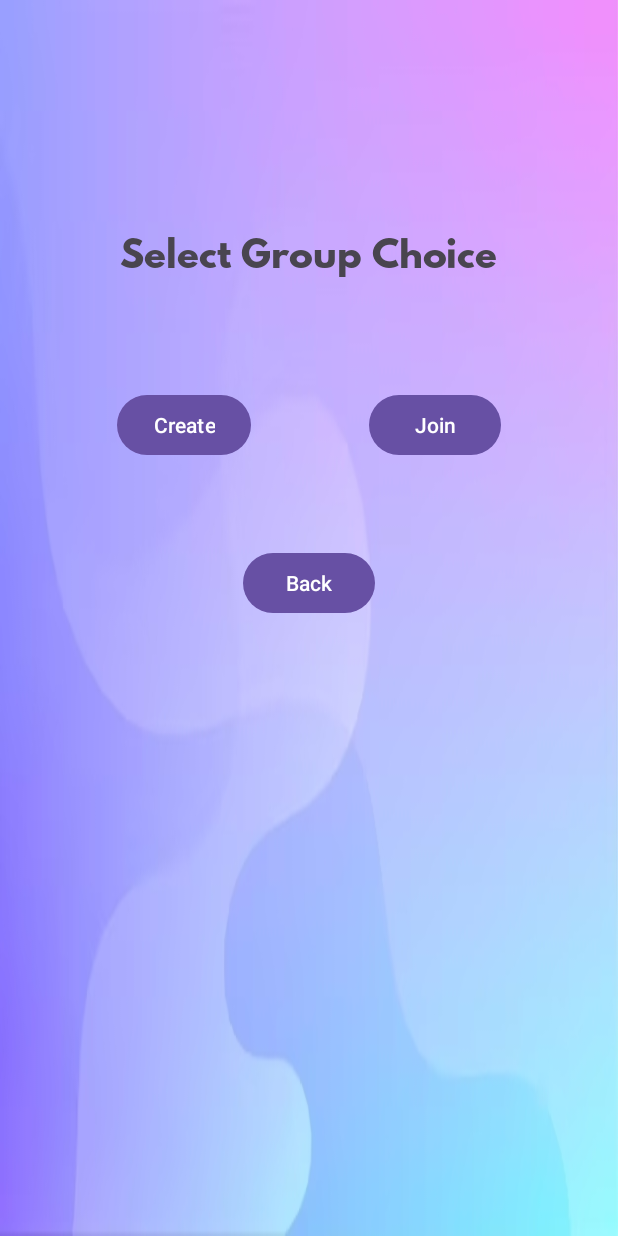
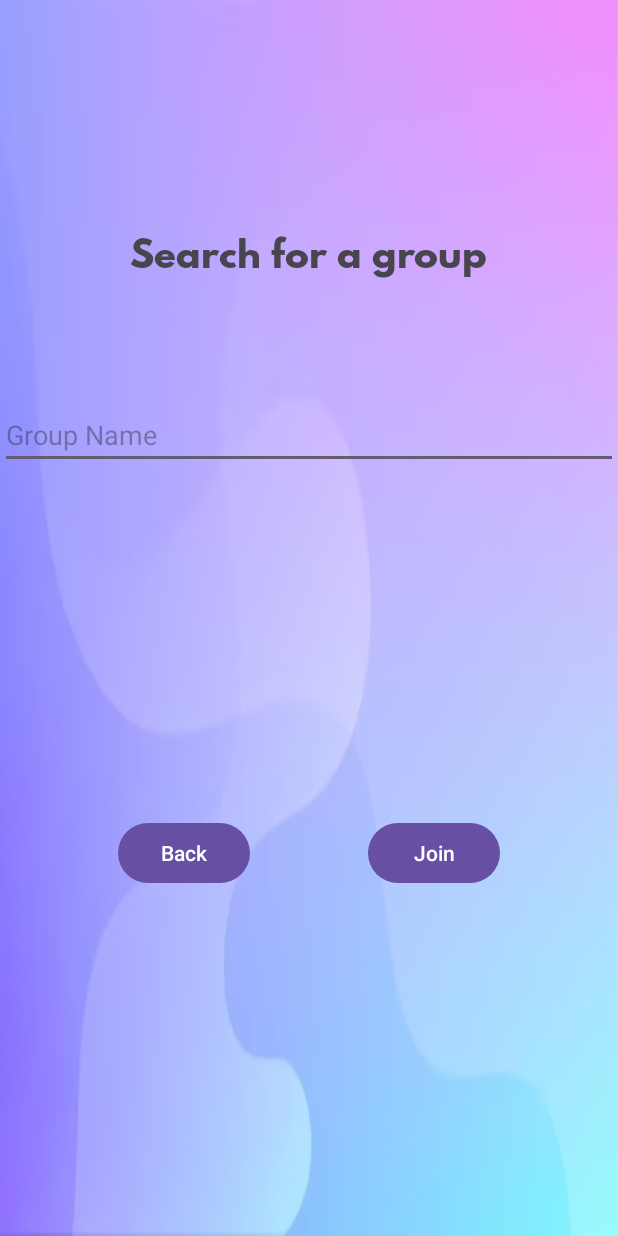
Before and after one commit to Alexhamilton1221/Personal_Finance_Project, an Android app: the ManageGroupActivity screen opened directly, with no data from a screen before it, after a tap on "Join", on a phone screen of 412 x 824 dp. Run offline under Robolectric (Android 15) with nearby library versions, the phone set to English and light mode, and no system bars.

Commit message:
Add Join Group.

```diff
--- /dev/null
+++ b/app/src/main/java/com/example/personal_finance_project/JoinGroupActivity.java
@@ -0,0 +1,76 @@
+package com.example.personal_finance_project;
+
+import androidx.appcompat.app.AppCompatActivity;
+
+import android.content.Intent;
+import android.os.Bundle;
+import android.view.View;
+import android.widget.Button;
+import android.widget.EditText;
+import android.widget.Toast;
+
+public class JoinGroupActivity extends AppCompatActivity implements DatabaseAccessOperation.OnTaskCompleteListener{
+
+    private Button join,back;
+    public EditText editTextGroupName;
+
+
+    @Override
+    protected void onCreate(Bundle savedInstanceState) {
+        super.onCreate(savedInstanceState);
+        setContentView(R.layout.activity_join_group);
+        setupUIViews();
+
+        join.setOnClickListener(new View.OnClickListener() {
+            @Override
+            public void onClick(View view) {
+                join_group();
+            }
+        });
+
+        back.setOnClickListener(new View.OnClickListener() {
+            @Override
+            public void onClick(View view) {
+                return_menu();
+            }
+        });
+
+
+    }
+
+    private void join_group() {
+        String userEmail = getIntent().getStringExtra("userEmail");
+
+        DatabaseAccessOperation fetchGroupIdOperation = new DatabaseAccessOperation(this, "join_group", editTextGroupName, null, null);
+        fetchGroupIdOperation.setOnTaskCompleteListener(this);
+        fetchGroupIdOperation.execute(userEmail);
+        return_menu();
+
+
+    }
+    @Override
+    public void onTaskComplete(int result) {
+        if (result == 0) {
+            Toast.makeText(this, "Record inserted successfully", Toast.LENGTH_SHORT).show();
+
+        } else {
+            Toast.makeText(this, "Failed to insert record", Toast.LENGTH_SHORT).show();
+        }
+    }
+
+
+    private void return_menu() {
+        startActivity(new Intent(JoinGroupActivity.this, MenuActivity.class));
+
+    }
+
+
+
+    private void setupUIViews(){
+        join = (Button) findViewById(R.id.buttonJoin);
+        back = (Button) findViewById(R.id.buttonReturn);
+        editTextGroupName=(EditText) findViewById(R.id.editTextGroupName);
+
+    }
+
+}
--- a/app/src/main/java/com/example/personal_finance_project/ManageGroupActivity.java
+++ b/app/src/main/java/com/example/personal_finance_project/ManageGroupActivity.java
@@ -45,15 +45,19 @@ public class ManageGroupActivity extends AppCompatActivity {
     private void create_group() {
         String userEmail = getIntent().getStringExtra("userEmail");
 
-
         Intent intent = (new Intent(ManageGroupActivity.this, CreateGroupActivity.class));
         intent.putExtra("userEmail", userEmail);
         startActivity(intent);
 
-
     }
 
     private void join_group() {
+        String userEmail = getIntent().getStringExtra("userEmail");
+
+        Intent intent = (new Intent(ManageGroupActivity.this, JoinGroupActivity.class));
+        intent.putExtra("userEmail", userEmail);
+        startActivity(intent);
+
     }
 
     private void return_menu() {
--- /dev/null
+++ b/app/src/main/res/layout/activity_join_group.xml
@@ -0,0 +1,57 @@
+<?xml version="1.0" encoding="utf-8"?>
+<androidx.constraintlayout.widget.ConstraintLayout xmlns:android="http://schemas.android.com/apk/res/android"
+    xmlns:app="http://schemas.android.com/apk/res-auto"
+    xmlns:tools="http://schemas.android.com/tools"
+    android:layout_width="match_parent"
+    android:layout_height="match_parent"
+    tools:context=".JoinGroupActivity"
+    android:background="@drawable/login">
+
+    <!-- Title Text -->
+    <TextView
+        android:id="@+id/textViewTitleGroup"
+        android:layout_width="wrap_content"
+        android:layout_height="wrap_content"
+        android:text="Search for a group"
+        android:textSize="24sp"
+        android:layout_marginTop="150dp"
+        app:fontFamily="@font/spartanbold"
+        app:layout_constraintStart_toStartOf="parent"
+        app:layout_constraintEnd_toEndOf="parent"
+        app:layout_constraintTop_toTopOf="parent"
+        app:layout_constraintVertical_bias="0.3" />
+
+    <!-- Group Name Entry -->
+    <EditText
+        android:id="@+id/editTextGroupName"
+        android:layout_width="0dp"
+        android:layout_height="wrap_content"
+        android:layout_marginTop="80dp"
+        android:hint="Group Name"
+        app:layout_constraintStart_toStartOf="parent"
+        app:layout_constraintEnd_toEndOf="parent"
+        app:layout_constraintTop_toBottomOf="@+id/textViewTitleGroup" />
+
+    <!-- Back Button -->
+    <Button
+        android:id="@+id/buttonReturn"
+        android:layout_width="wrap_content"
+        android:layout_height="wrap_content"
+        android:text="Back"
+        app:layout_constraintStart_toStartOf="parent"
+        app:layout_constraintEnd_toStartOf="@+id/buttonJoin"
+        app:layout_constraintTop_toBottomOf="@+id/editTextGroupName"
+        app:layout_constraintBottom_toBottomOf="parent" />
+
+    <!-- Join Button -->
+    <Button
+        android:id="@+id/buttonJoin"
+        android:layout_width="wrap_content"
+        android:layout_height="wrap_content"
+        android:text="Join"
+        app:layout_constraintStart_toEndOf="@+id/buttonReturn"
+        app:layout_constraintEnd_toEndOf="parent"
+        app:layout_constraintTop_toBottomOf="@+id/editTextGroupName"
+        app:layout_constraintBottom_toBottomOf="parent" />
+
+</androidx.constraintlayout.widget.ConstraintLayout>
```
Also changed, not shown: app/src/main/AndroidManifest.xml (+7 -4 lines), app/src/main/java/com/example/personal_finance_project/DatabaseAccessOperation.java (+55 -16 lines).
